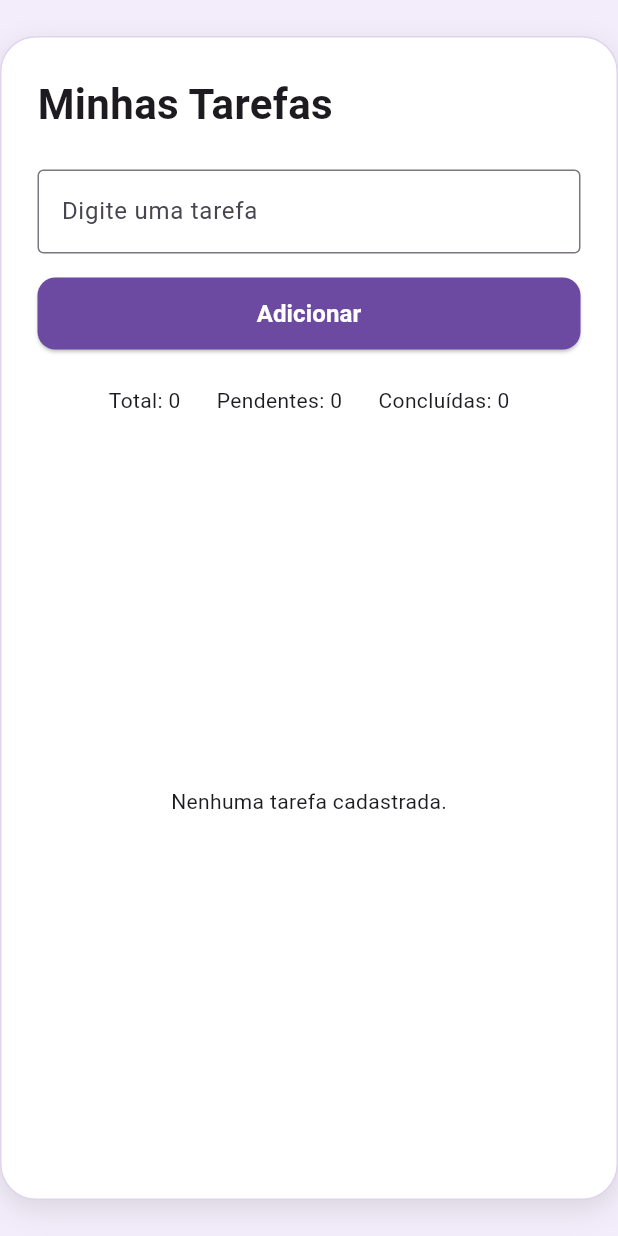
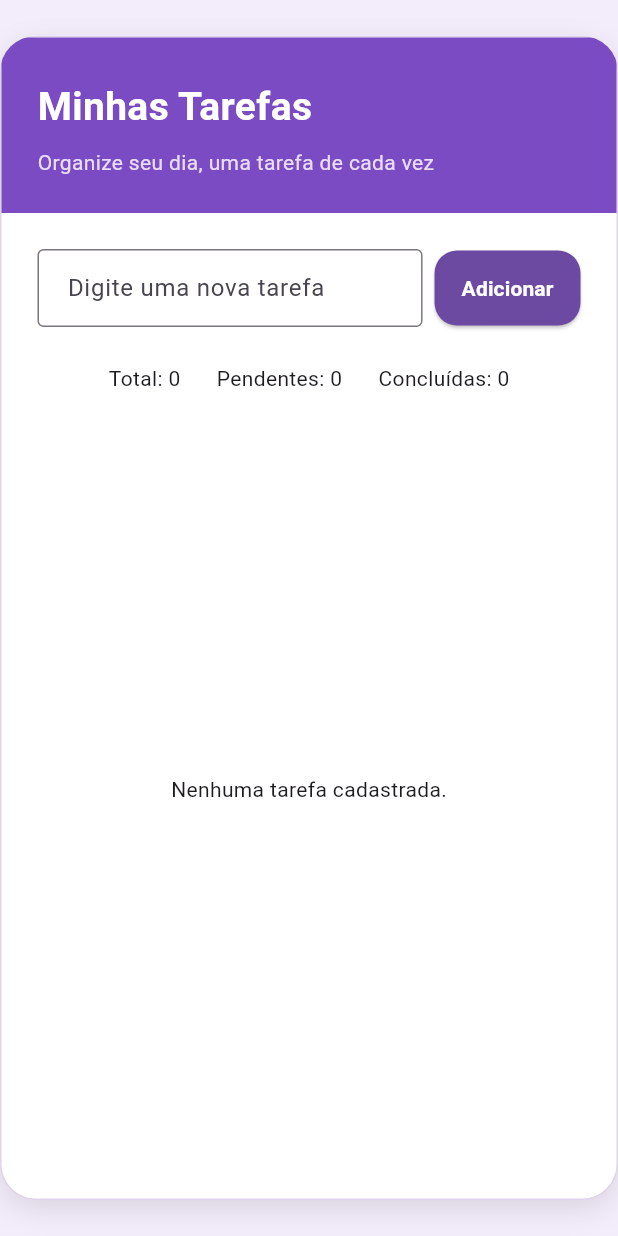
Before and after one commit to anapaula-sds/app_tarefas_web, a Flutter app: the screen it shows after launch, on a phone screen of 412 x 824 dp. Run offline on Flutter 3.47's test engine with Material 3 defaults, Android fonts, the light colour scheme and no system bars.

Commit message:
feat: adiciona cabecalho e melhora layout mobile

```diff
--- a/lib/pages/home_page.dart
+++ b/lib/pages/home_page.dart
@@ -45,9 +45,15 @@ class _HomePageState extends State<HomePage> {
       backgroundColor: const Color(0xFFF3ECFA),
       body: Center(
         child: ConstrainedBox(
+          // Limita a largura máxima do card.
           constraints: const BoxConstraints(maxWidth: 430),
           child: Container(
+            // Cria espaço acima e abaixo do card.
             margin: const EdgeInsets.symmetric(vertical: 24),
+
+            // Faz o conteúdo interno respeitar os cantos arredondados.
+            clipBehavior: Clip.antiAlias,
+
             decoration: BoxDecoration(
               color: Colors.white,
               borderRadius: BorderRadius.circular(24),
@@ -60,52 +66,85 @@ class _HomePageState extends State<HomePage> {
                 ),
               ],
             ),
+
+            // Column principal do card.
+            child: Column(
+              children: [
+                // Cabeçalho roxo.
+                Container(
+                  width: double.infinity,
+                  padding: const EdgeInsets.fromLTRB(24, 28, 24, 24),
+                  color: const Color(0xFF7B4BC4),
+                  child: const Column(
+                    crossAxisAlignment:
+                        CrossAxisAlignment.start, // Alinha o texto à esquerda.
+                    children: [
+                      Text(
+                        'Minhas Tarefas',
+                        style: TextStyle(
+                          color: Colors.white,
+                          fontSize: 26,
+                          fontWeight: FontWeight.bold,
+                        ),
+                      ),
+                      SizedBox(height: 8),
+                      Text(
+                        'Organize seu dia, uma tarefa de cada vez',
+                        style: TextStyle(
+                          color: Color(0xFFE9DDF8),
+                          fontSize: 14,
+                        ),
+                      ),
+                    ],
+                  ),
+                ),
+
+                // Área branca abaixo do cabeçalho.
+                Expanded(
                   child: Padding(
                     padding: const EdgeInsets.all(24),
                     child: Column(
                       children: [
-                  const Align(
-                    alignment: Alignment.centerLeft,
-                    child: Text(
-                      'Minhas Tarefas',
-                      style: TextStyle(
-                        fontSize: 28,
-                        fontWeight: FontWeight.bold,
-                      ),
-                    ),
-                  ),
-                  const SizedBox(height: 24),
-                  TextField(
+                        Row(
+                          children: [
+                            Expanded(
+                              child: TextField(
                                 controller: _taskController,
                                 decoration: const InputDecoration(
-                      labelText: 'Digite uma tarefa',
+                                  hintText: 'Digite uma nova tarefa',
                                   border: OutlineInputBorder(),
+                                  contentPadding: EdgeInsets.symmetric(
+                                    horizontal: 16,
+                                    vertical: 14,
+                                  ),
                                 ),
                                 onSubmitted: (_) {
                                   _addTask();
                                 },
                               ),
-                  const SizedBox(height: 16),
+                            ),
+                            const SizedBox(width: 8),
                             SizedBox(
-                    width: double.infinity,
-                    height: 48,
+                              height: 50,
                               child: ElevatedButton(
                                 onPressed: _addTask,
                                 style: ElevatedButton.styleFrom(
                                   backgroundColor: const Color(0xFF6D4AA2),
                                   foregroundColor: Colors.white,
+                                  padding: const EdgeInsets.symmetric(
+                                    horizontal: 18,
+                                  ),
                                   shape: RoundedRectangleBorder(
-                          borderRadius: BorderRadius.circular(12),
+                                    borderRadius: BorderRadius.circular(15),
                                   ),
                                 ),
                                 child: const Text(
                                   'Adicionar',
-                        style: TextStyle(
-                          fontSize: 16,
-                          fontWeight: FontWeight.w600,
+                                  style: TextStyle(fontWeight: FontWeight.w600),
                                 ),
                               ),
                             ),
+                          ],
                         ),
                         const SizedBox(height: 24),
                         Wrap(
@@ -145,6 +184,9 @@ class _HomePageState extends State<HomePage> {
                     ),
                   ),
                 ),
+              ],
+            ),
+          ),
         ),
       ),
     );
```
Also changed, not shown: 1 other file. Lines whose indentation alone changed are shown as unchanged.
